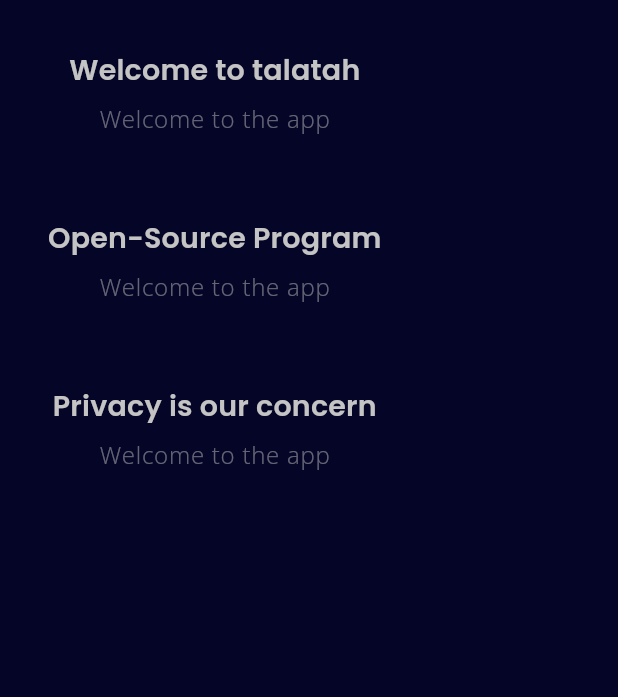
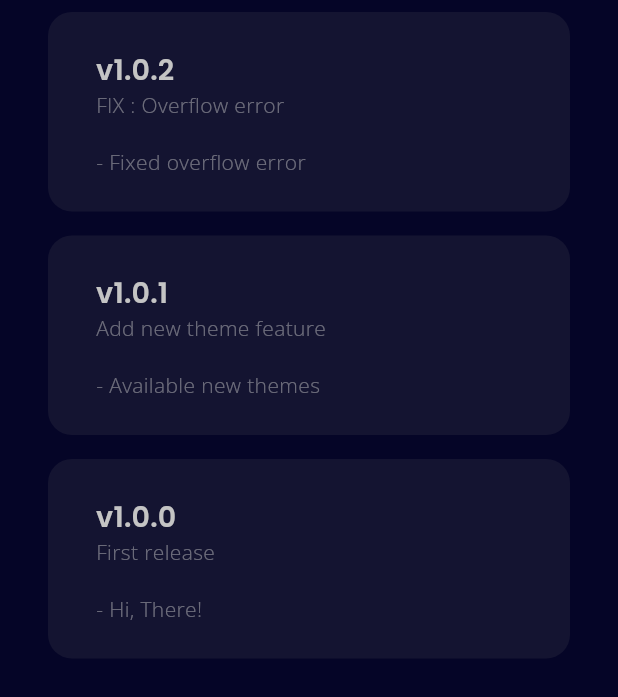
Before and after one commit to aallithioo/talatah-app, a Flutter app: the InfoScreen screen opened directly, on a phone screen of 412 x 824 dp. Shown: the top 697 px of the screen. Run offline on Flutter 3.47's test engine with Material 2 defaults, Android fonts, the phone set to English and light mode, and no system bars; our stand-ins replace get, google_fonts.

Commit message:
feat : list - info/

```diff
--- a/lib/src/app.dart
+++ b/lib/src/app.dart
@@ -1,6 +1,8 @@
-import 'package:aallithioo/src/app/routes/route.dart';
 import 'package:flutter/material.dart';
 
+import 'app/routes/route.dart';
+
+import 'view/info/info_screen.dart';
 import 'view/intro/intro_screen.dart';
 import 'view/splash/splash_screen.dart';
 
@@ -10,10 +12,12 @@ class MyApp extends StatelessWidget {
   @override
   Widget build(BuildContext context) {
     return MaterialApp(
-      initialRoute: Routes.intro,
+      debugShowCheckedModeBanner: false,
+      initialRoute: Routes.info,
       routes: {
-        Routes.splash: (context) => const SplashScreen(),
-        Routes.intro: (context) => const IntroScreen(),
+        Routes.splash: (_) => const SplashScreen(),
+        Routes.intro: (_) => const IntroScreen(),
+        Routes.info: (_) => const InfoScreen(),
       },
     );
   }
--- a/lib/src/app/routes/route.dart
+++ b/lib/src/app/routes/route.dart
@@ -4,6 +4,9 @@ class Routes {
 
   // Intro Screen
   static const intro = '/app';
+
+  // Intro Screen
+  static const info = '/app/info';
 
   // Home Screen
   static const home = '/app/home';
--- a/lib/src/view/info/widgets/info_body.dart
+++ b/lib/src/view/info/widgets/info_body.dart
@@ -7,37 +7,42 @@ class InfoBody extends StatelessWidget {
   Widget build(BuildContext context) {
     List<Map<String, String>> releaseNotesData = [
       {
-        'title': 'Welcome to talatah',
-        'description': 'Welcome to the app',
-        'changes': '',
+        'version': 'v1.0.2',
+        'description': 'FIX : Overflow error',
+        'changes': '\n- Fixed overflow error',
       },
       {
-        'title': 'Open-Source Program',
-        'description': 'Welcome to the app',
-        'changes': '',
+        'version': 'v1.0.1',
+        'description': 'Add new theme feature',
+        'changes': '\n- Available new themes',
       },
       {
-        'title': 'Privacy is our concern',
-        'description': 'Welcome to the app',
-        'changes': '',
+        'version': 'v1.0.0',
+        'description': 'First release',
+        'changes': '\n- Hi, There!',
       },
     ];
     return SafeArea(
       child: Padding(
         padding: kPaddingSymetricHorizontalLarge,
-        child: Column(
-          children: [
-            ...List.generate(
-              releaseNotesData.length,
-              (index) => InfoContent(
-                title: releaseNotesData[index]['title'],
-                description: releaseNotesData[index]['description'],
-                changes: releaseNotesData[index]['changes'],
-              ),
-            ),
-          ],
+        child: ListView.builder(
+          itemCount: releaseNotesData.length,
+          itemBuilder: (BuildContext context, int index) => InfoContent(
+            version: releaseNotesData[index]['version'],
+            description: releaseNotesData[index]['description'],
+            changes: releaseNotesData[index]['changes'],
+          ),
         ),
       ),
     );
   }
 }
+
+// ...List.generate(
+//   releaseNotesData.length,
+//   (index) => InfoContent(
+//     title: releaseNotesData[index]['title'],
+//     description: releaseNotesData[index]['description'],
+//     changes: releaseNotesData[index]['changes'],
+//   ),
+// ),
--- a/lib/src/view/info/widgets/info_content.dart
+++ b/lib/src/view/info/widgets/info_content.dart
@@ -3,33 +3,42 @@ part of '../info_screen.dart';
 class InfoContent extends StatelessWidget {
   const InfoContent({
     Key? key,
-    this.title,
+    this.version,
     this.description,
     this.changes,
   }) : super(key: key);
 
-  final String? title, description, changes;
+  final String? version, description, changes;
 
   @override
   Widget build(BuildContext context) {
-    return Column(
+    return Container(
+      margin: kMarginSymetricVerticalTiny,
+      padding: kPaddingSymetricHorizontalLarge,
+      decoration: BoxDecoration(
+        color: kSecondaryColor,
+        borderRadius: kBorderRadiusSmall,
+      ),
+      child: Container(
+        margin: kMarginSymetricVerticalMedium,
+        child: Column(
+          crossAxisAlignment: CrossAxisAlignment.start,
           children: [
-        const Spacer(),
-        kSizeBoxVerticalLarge,
-        // TODO: Add title
+            // kSizeBoxVerticalLarge,
+            // TODO: Add version
             Text(
-          title!,
+              version!,
               style: kThioAlli.textTheme.headline6!.copyWith(
                 color: kAccentColor,
                 fontWeight: kFontWeightSemiBold,
               ),
               textAlign: kTextAlignLeft,
             ),
-        kSizeBoxVerticalTiny,
+            // kSizeBoxVerticalTiny,
             // TODO: Add descriptions
             Text(
               description!,
-          style: kThioAlli.textTheme.bodyText1!.copyWith(
+              style: kThioAlli.textTheme.bodyText2!.copyWith(
                 color: kAccentColor.withOpacity(0.5),
                 fontWeight: kFontWeightLight,
               ),
@@ -38,13 +47,15 @@ class InfoContent extends StatelessWidget {
             // TODO: Add changes
             Text(
               changes!,
-          style: kThioAlli.textTheme.bodyText1!.copyWith(
+              style: kThioAlli.textTheme.bodyText2!.copyWith(
                 color: kAccentColor.withOpacity(0.5),
                 fontWeight: kFontWeightLight,
               ),
               textAlign: kTextAlignLeft,
             ),
           ],
+        ),
+      ),
     );
   }
 }
```
Also changed, not shown: lib/src/view/info/info_screen.dart (+6 -4 lines). Lines whose indentation alone changed are shown as unchanged.
